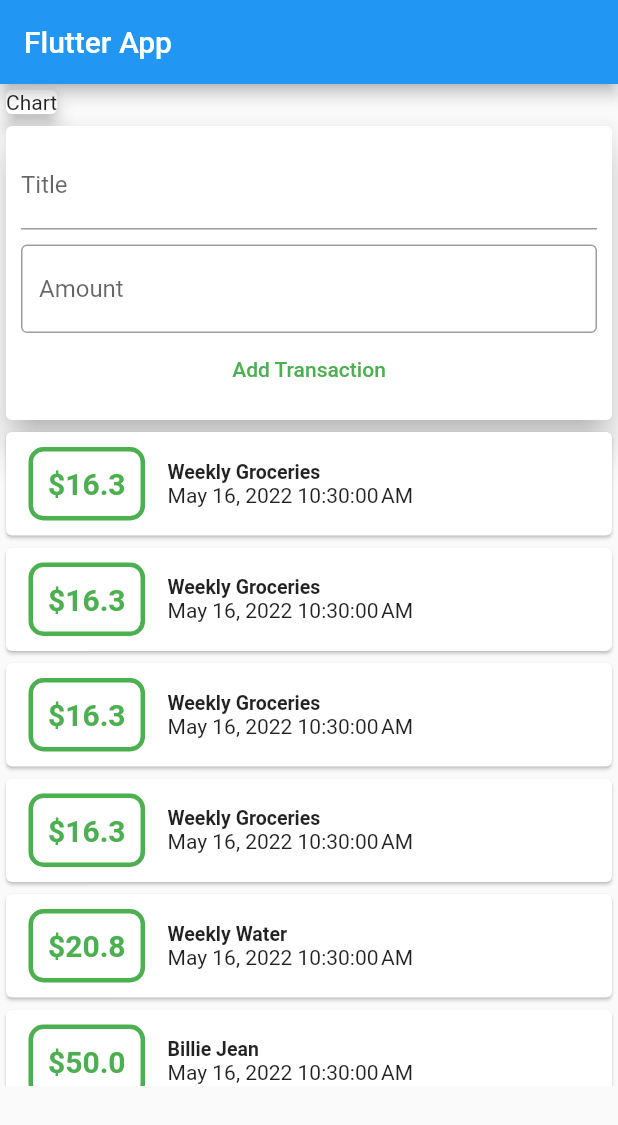
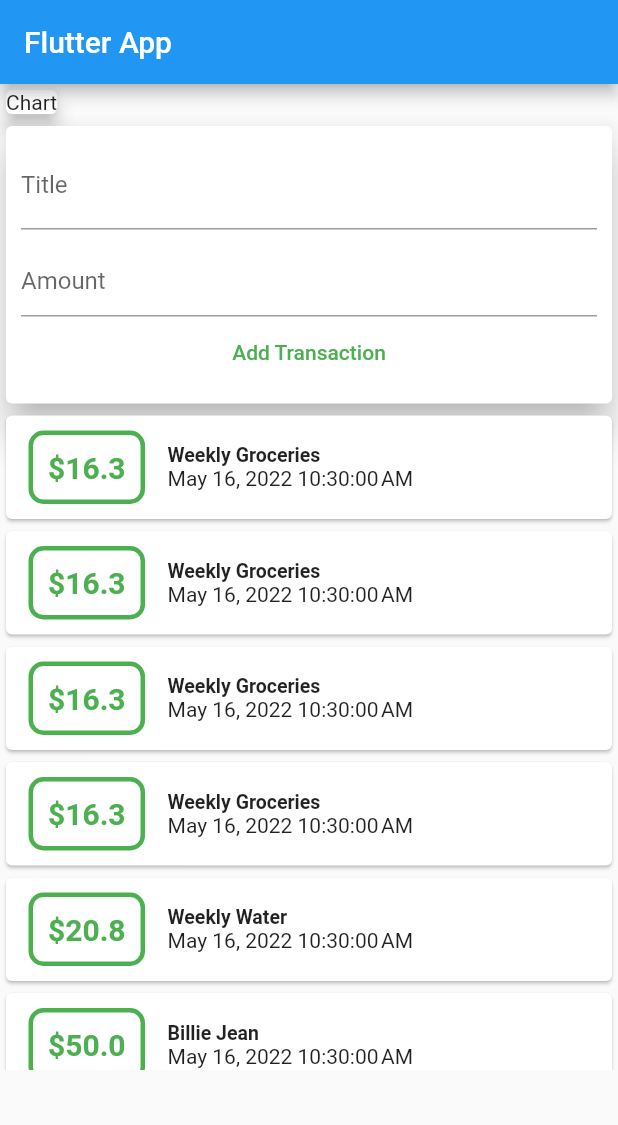
Before and after one commit to SamsonMokaya/Personal-Expense-Tracker, a Flutter app: the screen it shows after launch, on a phone screen of 412 x 824 dp. Shown: the top 1125 px of the screen. Run offline on Flutter 3.47's test engine with Material 2 defaults, Android fonts, the phone set to English and light mode, and no system bars.

Commit message:
Fifth Commit

```diff
--- a/lib/widgets/new_transaction.dart
+++ b/lib/widgets/new_transaction.dart
@@ -17,15 +17,20 @@ class NewTransaction extends StatelessWidget {
           Padding(
             padding: EdgeInsets.only(bottom: 10),
             child: TextField(
+              cursorColor: Colors.green,
               decoration: InputDecoration(
                 labelText: "Title",
+                hintText: "Enter the title",
               ),
               controller: titleController,
             ),
           ),
           TextField(
+            cursorColor: Colors.green,
             decoration: InputDecoration(
-              border: OutlineInputBorder(),
+              focusedBorder: OutlineInputBorder(
+                borderSide: BorderSide(color: Colors.green),
+              ),
               //labelText: "Amount",
               hintText: "Amount",
             ),
```
Also changed, not shown: 1 other file.
